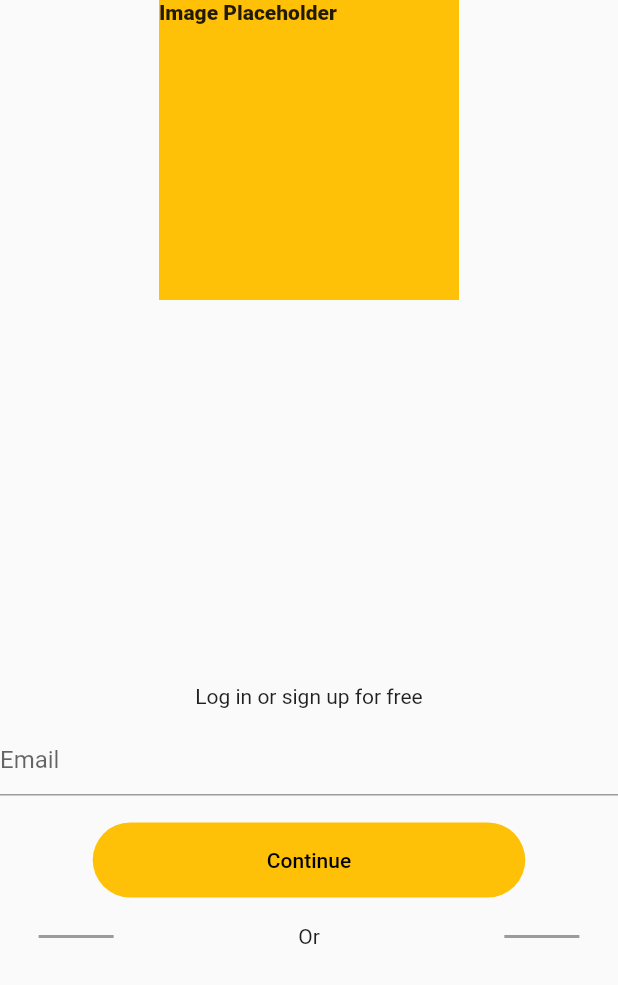
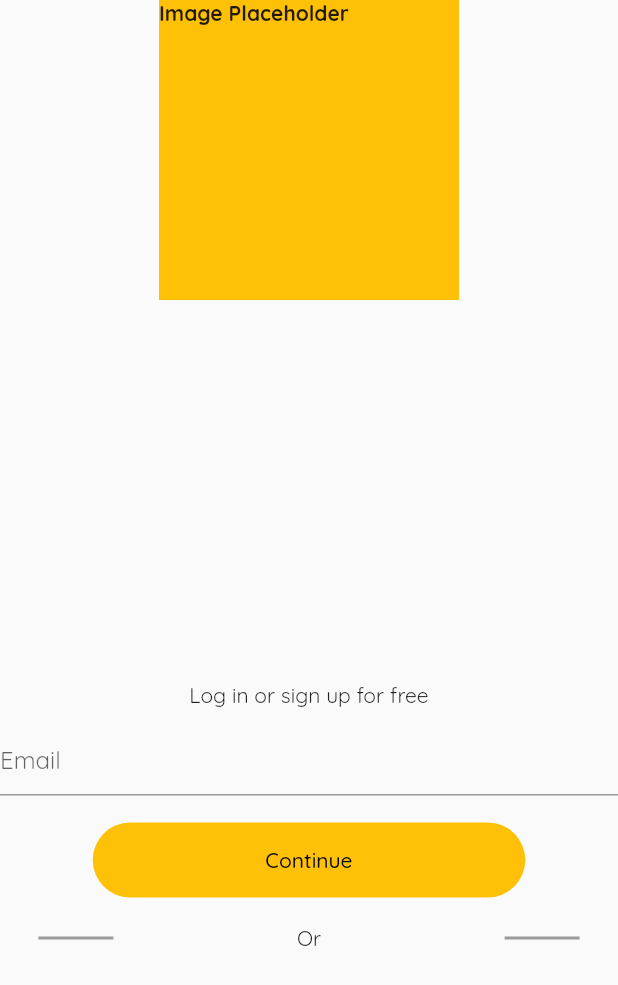
Before and after one commit to asifimtiazahmed/instant_muisc, a Flutter app: the screen it shows after launch, on a phone screen of 412 x 824 dp. Shown: the top 985 px of the screen. Run offline on Flutter 3.47's test engine with Material 2 defaults, Android fonts, the phone set to English and light mode, and no system bars; our stand-ins replace firebase_auth, firebase_core, google_fonts; accounts and stored records are empty.

Commit message:
app colors and google fonts implemented

```diff
--- a/lib/main.dart
+++ b/lib/main.dart
@@ -1,4 +1,5 @@
 import 'package:flutter/material.dart';
+import 'package:google_fonts/google_fonts.dart';
 import 'package:instant_music/scenes/login/login_scene.dart';
 import 'package:instant_music/scenes/login/login_view_model.dart';
 import 'package:provider/provider.dart';
@@ -22,7 +23,9 @@ class MyApp extends StatelessWidget {
           return MaterialApp(
             title: 'Instant Music',
             theme: ThemeData(
-              primarySwatch: Colors.blue,
+              textTheme: GoogleFonts.quicksandTextTheme(
+                Theme.of(context).textTheme,
+              ),
             ),
             home: LoginScene(),
           );
```
Also changed, not shown: lib/resources/app_colors.dart (+11 -0 lines), pubspec.yaml (+4 -3 lines), pubspec.lock.
